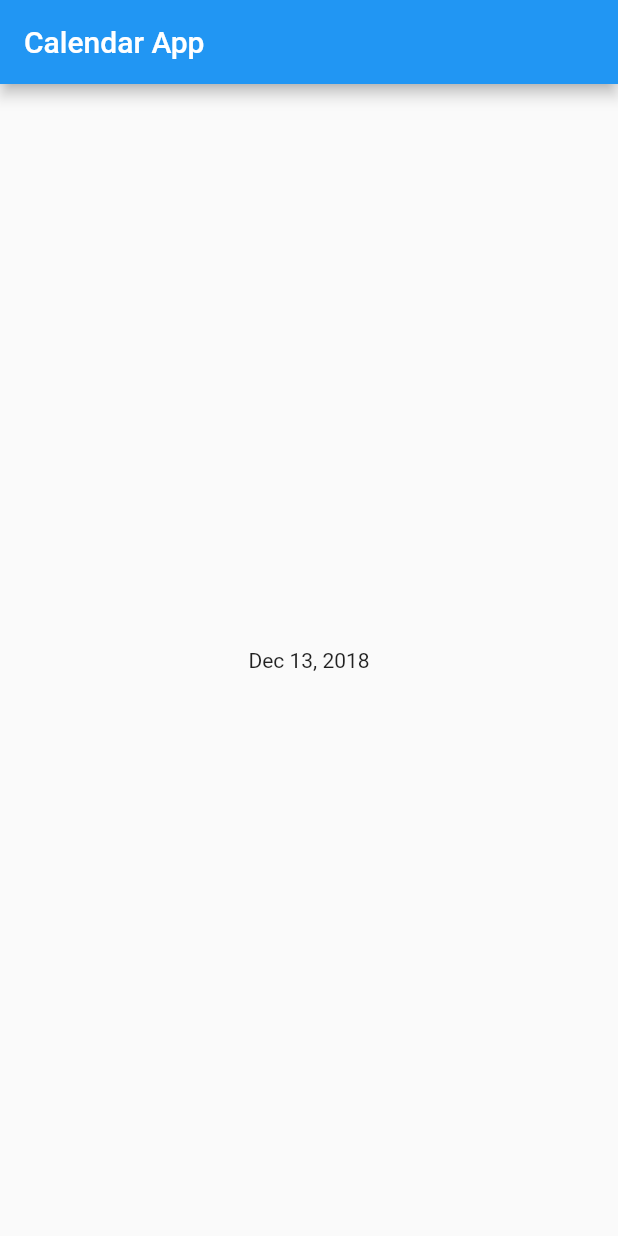
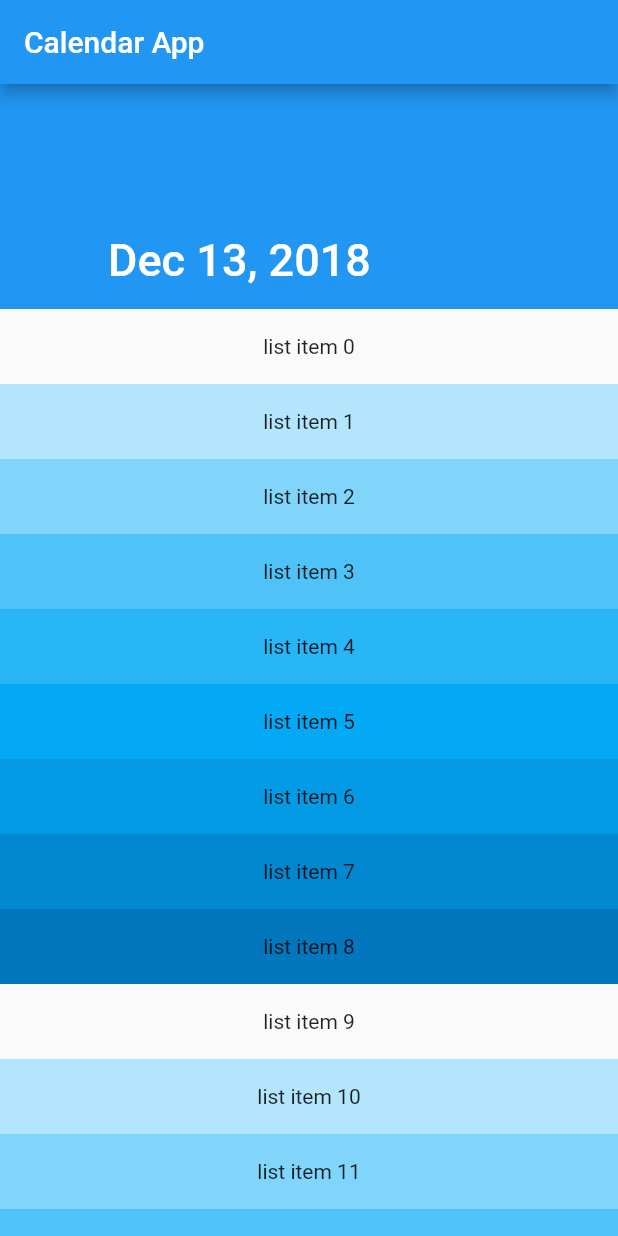
Before and after one commit to ocalvet/flutter_calendar, a Flutter app: the screen it shows after launch, on a phone screen of 412 x 824 dp. Run offline on Flutter 3.47's test engine with Material 2 defaults, Android fonts, the phone set to English and light mode, and no system bars.

```diff
--- a/lib/home.dart
+++ b/lib/home.dart
@@ -14,57 +14,36 @@ class HomePage extends StatelessWidget {
           title: Text('Calendar App'),
         ),
         body: PageView.builder(
-          controller: PageController(
-            initialPage: 365
-          ),
+          controller: PageController(initialPage: 365),
           itemBuilder: (BuildContext context, int index) {
             print(index.toString());
             return Container(
               alignment: Alignment.center,
-              child: Text(
-                format.format(getDate(index)).toString(),
+              child: CustomScrollView(
+                slivers: <Widget>[
+                  SliverAppBar(
+                    pinned: true,
+                    expandedHeight: 150.0,
+                    flexibleSpace: FlexibleSpaceBar(
+                      title: Text('${format.format(getDate(index))}'),
+                    ),
+                  ),
+                  SliverFixedExtentList(
+                    itemExtent: 50.0,
+                    delegate: SliverChildBuilderDelegate(
+                      (BuildContext context, int index) {
+                        return Container(
+                          alignment: Alignment.center,
+                          color: Colors.lightBlue[100 * (index % 9)],
+                          child: Text('list item $index'),
+                        );
+                      },
+                    ),
+                  )
+                ],
               ),
             );
           },
-        )
-        // CustomScrollView(
-        //   slivers: <Widget>[
-        //     SliverAppBar(
-        //       pinned: true,
-        //       expandedHeight: 150.0,
-        //       flexibleSpace: FlexibleSpaceBar(
-        //         title: Text('${format.format(DateTime.now())}'),
-        //       ),
-        //     ),
-        //     // Container(
-        //     //   alignment: Alignment.center,
-        //     //   width: MediaQuery.of(context).size.width,
-        //     //   height: 60,
-        //     //   decoration: BoxDecoration(
-        //     //     color: Colors.lightBlue,
-        //     //   ),
-        //     //   child: Text('${format.format(DateTime.now())}',
-        //     //       textDirection: TextDirection.ltr,
-        //     //       style: TextStyle(
-        //     //         color: Colors.black87,
-        //     //         fontSize: 20,
-        //     //         fontWeight: FontWeight.bold,
-        //     //       )),
-        //     // ),
-        //     SliverFixedExtentList(
-        //       itemExtent: 50.0,
-        //       delegate: SliverChildBuilderDelegate(
-        //         (BuildContext context, int index) {
-        //           return Container(
-        //             alignment: Alignment.center,
-        //             color: Colors.lightBlue[100 * (index % 9)],
-        //             child: Text('list item $index'),
-        //           );
-        //         },
-        //       ),
-        //     )
-        //   ],
-        // ),
-        );
+        ));
   }
 }
```
